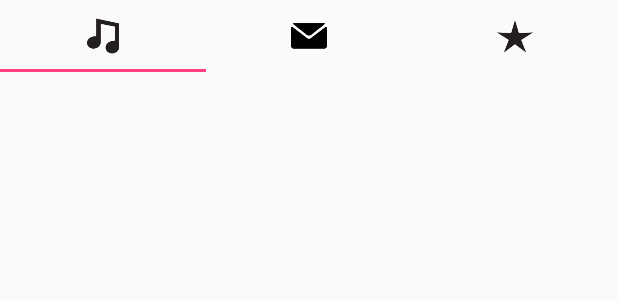
After one commit to zyc2621854/myMenuTest, an Android app: the layout activity_9.xml on its own in the app's theme, with its tools: preview values and no code run, on a phone screen of 412 x 824 dp. The commit adds this screen. Shown: the top 300 px of the screen. Run offline under Robolectric (Android 15) with nearby library versions, the phone set to English and light mode, and no system bars.

Commit message:
熟悉了tablayout 但是并未很完善。感觉fragmenttabhost实现的功能更多一些

```diff
--- a/app/src/main/AndroidManifest.xml
+++ b/app/src/main/AndroidManifest.xml
@@ -65,7 +65,9 @@
 
         <activity android:name=".Activity6" />
         <activity android:name=".Activity7" />
-        <activity android:name=".Activity8"></activity>
+        <activity android:name=".Activity8" />
+        <activity android:name=".Activity9" />
+        <activity android:name=".Activity10"></activity>
     </application>
 
 </manifest>
--- /dev/null
+++ b/app/src/main/res/layout/activity_9.xml
@@ -0,0 +1,38 @@
+<?xml version="1.0" encoding="utf-8"?>
+<LinearLayout xmlns:android="http://schemas.android.com/apk/res/android"
+    xmlns:app="http://schemas.android.com/apk/res-auto"
+    xmlns:tools="http://schemas.android.com/tools"
+    android:orientation="vertical"
+    android:layout_width="match_parent"
+    android:layout_height="match_parent"
+    tools:context=".Activity9">
+    <android.support.design.widget.TabLayout
+
+        android:id="@+id/activity9_tl"
+        android:layout_width="match_parent"
+        android:layout_height="wrap_content"
+        >
+        <android.support.design.widget.TabItem
+            android:layout_width="wrap_content"
+            android:layout_height="wrap_content"
+            android:icon="@drawable/blackmusic"
+           />
+        <android.support.design.widget.TabItem
+            android:layout_width="wrap_content"
+            android:layout_height="wrap_content"
+            android:icon="@drawable/blackmail"
+            />
+        <android.support.design.widget.TabItem
+            android:layout_width="wrap_content"
+            android:layout_height="wrap_content"
+            android:icon="@drawable/blackstar"
+           />
+    </android.support.design.widget.TabLayout>
+
+    <android.support.v4.view.ViewPager
+        android:id="@+id/activity9_vp"
+        android:layout_width="match_parent"
+        android:layout_height="match_parent">
+    </android.support.v4.view.ViewPager>
+
+</LinearLayout>
--- a/app/src/main/res/layout/activity_main.xml
+++ b/app/src/main/res/layout/activity_main.xml
@@ -66,6 +66,7 @@
                         android:text="Account:"
                         android:gravity="center"
                         />
+
                     <EditText
                         android:id="@+id/edit_account"
                         android:layout_marginVertical="5dp"
--- a/app/src/main/res/values/colors.xml
+++ b/app/src/main/res/values/colors.xml
@@ -7,4 +7,5 @@
     <color name="White">#ffffff</color>
     <color name="Gray">#9c9696</color>
     <color name="Orange">#ff6a00</color>
+    <color name="black">#000000</color>
 </resources>
--- a/app/src/main/res/values/strings.xml
+++ b/app/src/main/res/values/strings.xml
@@ -3,4 +3,8 @@
 
     <!-- TODO: Remove or change this placeholder text -->
     <string name="hello_blank_fragment">Hello blank fragment</string>
+    <string name="tab_a_label">Test1</string>
+    <string name="tab_b_label">Test2</string>
+    <string name="tab_c_label">Test3</string>
+
 </resources>
```
Also changed, not shown: app/src/main/java/android/kanzz/com/mymenutest/Activity10.java (added, +13 -0 lines), app/src/main/java/android/kanzz/com/mymenutest/Activity9.java (added, +66 -0 lines), app/src/main/java/android/kanzz/com/mymenutest/Adapter/Activity9ViewPagerAdapter.java (added, +29 -0 lines), app/src/main/java/android/kanzz/com/mymenutest/Adapter/ViewPagerFragmentAdapter.java (renamed from app/src/main/java/android/kanzz/com/mymenutest/ViewPager/ViewPagerFragmentAdapter.java, +7 -1 lines), app/src/main/java/android/kanzz/com/mymenutest/ChooseActivity.java (+11 -9 lines), app/src/main/java/android/kanzz/com/mymenutest/widget/NumberAddSubView.java (added, +128 -0 lines), app/src/main/res/layout/activity_10.xml (added, +9 -0 lines), app/src/main/res/menu/toolbar.xml (+8 -0 lines), app/src/main/res/values/attrs.xml (added, +11 -0 lines).
